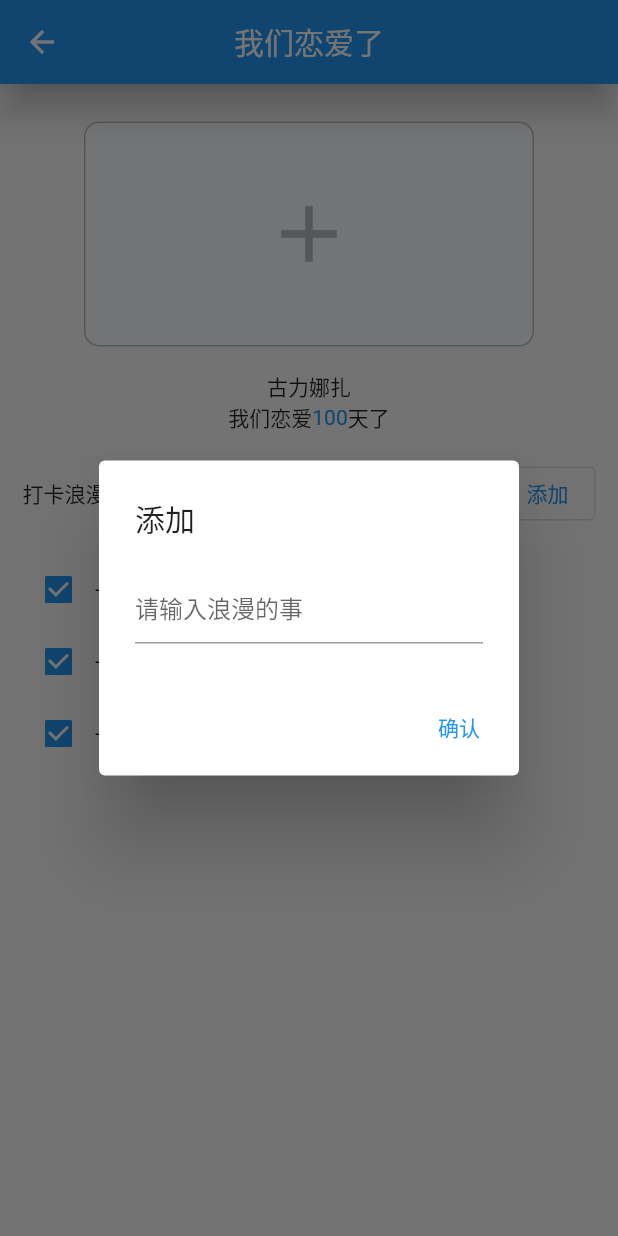
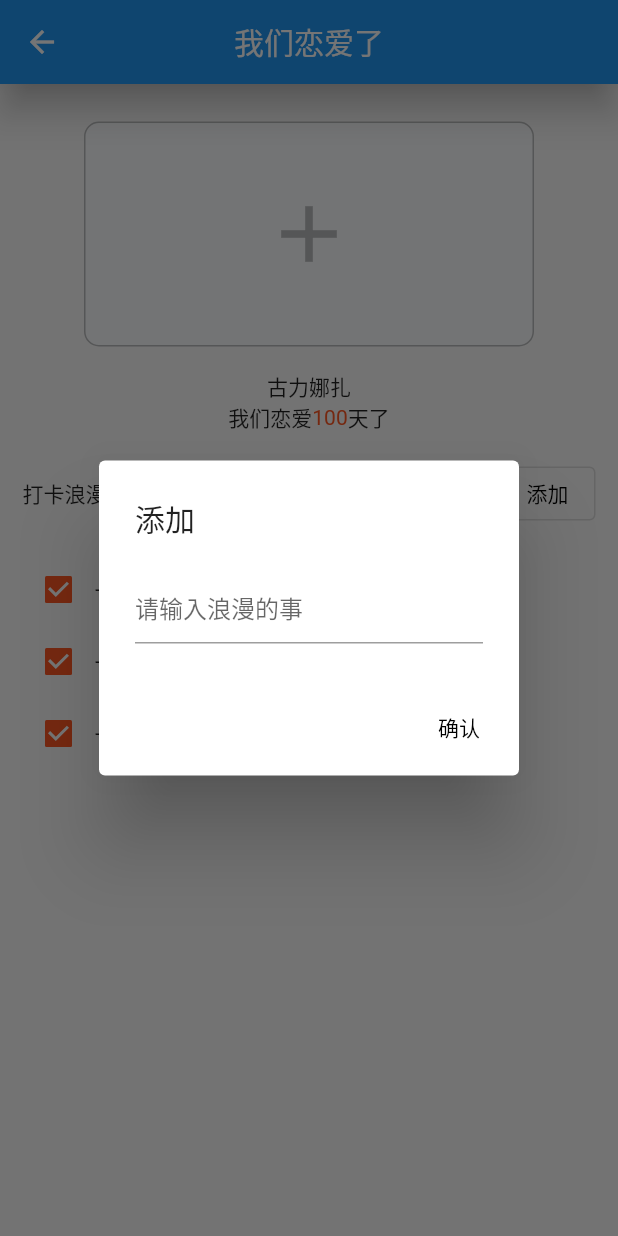
Before and after one commit to dnqxj/app_love_flutter, a Flutter app: the LoveIndexVew screen opened by its route, after a tap on "添加", on a phone screen of 412 x 824 dp. Run offline on Flutter 3.47's test engine with Material 2 defaults, Android fonts, the phone set to English and light mode, and no system bars; our stand-ins replace dio, flutter_datetime_picker, flutter_easyloading, flutter_swiper, fluttertoast, image_picker and 1 more; missing offline and left inert: encrypt, flutter_luban, weui; accounts and stored records are empty; key blocks and very long unbroken strings in the code were emptied for the run.

Commit message:
替换掉app图片，修改初始主题颜色为橙色。

```diff
--- a/lib/global/global_theme.dart
+++ b/lib/global/global_theme.dart
@@ -1,6 +1,7 @@
 import 'package:flutter/material.dart';
 
 List themes = [
+  Colors.deepOrange,
   Colors.blue,
   Colors.yellow,
   Colors.red,
--- a/lib/view/love/love_index_view.dart
+++ b/lib/view/love/love_index_view.dart
@@ -158,7 +158,10 @@ class _LoveIndexVewState extends State<LoveIndexVew> {
                             ),
                             actions: <Widget>[
                               TextButton(
-                                child: const Text('确认'),
+                                child: const Text(
+                                  '确认',
+                                  style: TextStyle(color: Colors.black),
+                                ),
                                 onPressed: () {
                                   print(_romantic_things.text);
                                   Navigator.of(context).pop();
@@ -169,7 +172,10 @@ class _LoveIndexVewState extends State<LoveIndexVew> {
                         },
                       );
                     },
-                    child: const Text('添加'),
+                    child: const Text(
+                      '添加',
+                      style: TextStyle(color: Colors.black),
+                    ),
                   )
                 ],
               ),
@@ -187,10 +193,12 @@ class _LoveIndexVewState extends State<LoveIndexVew> {
 
   //
   Widget _loveItemBuilder(BuildContext context, int index) {
+    final _themeColor = themes[Provider.of<AppProvider>(context).themeColor];
     var item = _loveItemList[index];
     return Row(
       children: [
         Checkbox(
+          activeColor: _themeColor,
           checkColor: Colors.white,
           value: item["checked"],
           onChanged: (bool value) {
```
Also changed, not shown: 33 other files.
